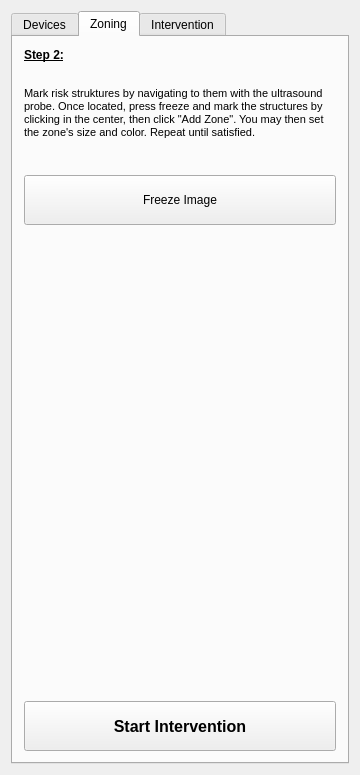
The window that Plugins/org.mitk.gui.qt.usnavigation/src/internal/USNavigationControls.ui (MITK/MITK) describes before a commit, drawn with Qt 5.
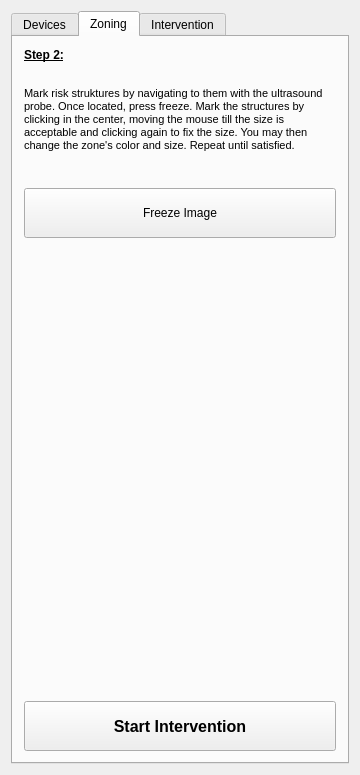
The same window after the commit. Custom widgets are drawn as their Qt base class.

Commit message: Zone adding of ZoneManagementWidget is synchronised with freeze button of USNavigation plugin.

```diff
--- a/Plugins/org.mitk.gui.qt.usnavigation/src/internal/USNavigationControls.ui
+++ b/Plugins/org.mitk.gui.qt.usnavigation/src/internal/USNavigationControls.ui
@@ -223,8 +223,8 @@
           <string>&lt;!DOCTYPE HTML PUBLIC &quot;-//W3C//DTD HTML 4.0//EN&quot; &quot;http://www.w3.org/TR/REC-html40/strict.dtd&quot;&gt;
 &lt;html&gt;&lt;head&gt;&lt;meta name=&quot;qrichtext&quot; content=&quot;1&quot; /&gt;&lt;style type=&quot;text/css&quot;&gt;
 p, li { white-space: pre-wrap; }
-&lt;/style&gt;&lt;/head&gt;&lt;body style=&quot; font-family:'MS Shell Dlg 2'; font-size:8.25pt; font-weight:400; font-style:normal;&quot;&gt;
-&lt;p style=&quot; margin-top:0px; margin-bottom:0px; margin-left:0px; margin-right:0px; -qt-block-indent:0; text-indent:0px;&quot;&gt;&lt;span style=&quot; font-size:8pt;&quot;&gt;Mark risk struktures by navigating to them with the ultrasound probe. Once located, press freeze and mark the structures by clicking in the center, then click &amp;quot;Add Zone&amp;quot;. You may then set the zone's size and color. Repeat until satisfied. &lt;/span&gt;&lt;/p&gt;&lt;/body&gt;&lt;/html&gt;</string>
+&lt;/style&gt;&lt;/head&gt;&lt;body style=&quot; font-family:'Sans Serif'; font-size:10pt; font-weight:400; font-style:normal;&quot;&gt;
+&lt;p style=&quot; margin-top:0px; margin-bottom:0px; margin-left:0px; margin-right:0px; -qt-block-indent:0; text-indent:0px;&quot;&gt;&lt;span style=&quot; font-family:'MS Shell Dlg 2'; font-size:8pt;&quot;&gt;Mark risk struktures by navigating to them with the ultrasound probe. Once located, press freeze. Mark the structures by clicking in the center, moving the mouse till the size is acceptable and clicking again to fix the size. You may then change the zone's color and size. Repeat until satisfied. &lt;/span&gt;&lt;/p&gt;&lt;/body&gt;&lt;/html&gt;</string>
          </property>
          <property name="wordWrap">
           <bool>true</bool>
```
The commit also changes 7 other files.
